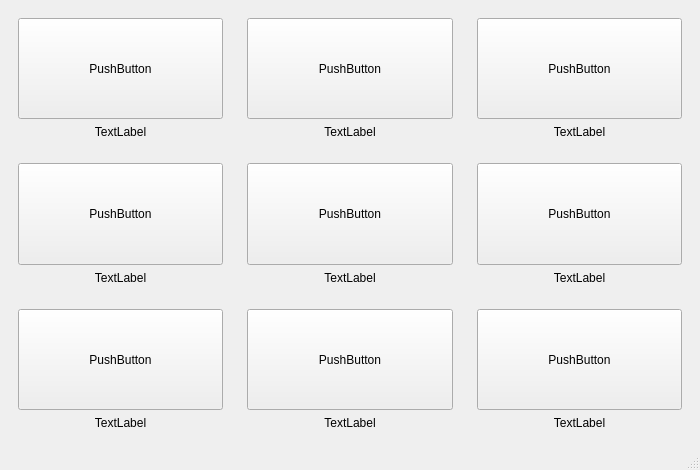
The window that Network/ui/menu.ui (Maden23/telecenter) describes before a commit, drawn with Qt 5.
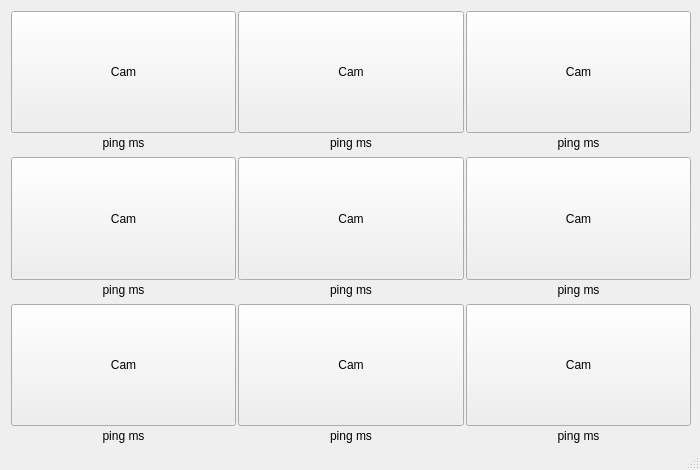
The same window after the commit.

Patch:
```diff
--- a/Network/ui/menu.ui
+++ b/Network/ui/menu.ui
@@ -15,6 +15,15 @@
   </property>
   <widget class="QWidget" name="centralwidget">
    <layout class="QGridLayout" name="gridLayout">
+    <property name="sizeConstraint">
+     <enum>QLayout::SetDefaultConstraint</enum>
+    </property>
+    <property name="bottomMargin">
+     <number>0</number>
+    </property>
+    <property name="spacing">
+     <number>0</number>
+    </property>
     <item row="0" column="0">
      <widget class="QFrame" name="frame">
       <property name="enabled">
@@ -27,8 +36,23 @@
        <enum>QFrame::Raised</enum>
       </property>
       <layout class="QVBoxLayout" name="verticalLayout">
+       <property name="spacing">
+        <number>3</number>
+       </property>
+       <property name="leftMargin">
+        <number>2</number>
+       </property>
+       <property name="topMargin">
+        <number>2</number>
+       </property>
+       <property name="rightMargin">
+        <number>0</number>
+       </property>
+       <property name="bottomMargin">
+        <number>5</number>
+       </property>
        <item>
-        <widget class="QPushButton" name="b1">
+        <widget class="QPushButton" name="b0">
          <property name="sizePolicy">
           <sizepolicy hsizetype="Minimum" vsizetype="Expanding">
            <horstretch>0</horstretch>
@@ -36,7 +60,7 @@
           </sizepolicy>
          </property>
          <property name="text">
-          <string>PushButton</string>
+          <string>Cam</string>
          </property>
          <property name="flat">
           <bool>false</bool>
@@ -44,9 +68,9 @@
         </widget>
        </item>
        <item>
-        <widget class="QLabel" name="l1">
+        <widget class="QLabel" name="l0">
          <property name="text">
-          <string>TextLabel</string>
+          <string>ping ms</string>
          </property>
          <property name="alignment">
           <set>Qt::AlignCenter</set>
@@ -65,8 +89,23 @@
        <enum>QFrame::Raised</enum>
       </property>
       <layout class="QVBoxLayout" name="verticalLayout_2">
+       <property name="spacing">
+        <number>3</number>
+       </property>
+       <property name="leftMargin">
+        <number>2</number>
+       </property>
+       <property name="topMargin">
+        <number>2</number>
+       </property>
+       <property name="rightMargin">
+        <number>0</number>
+       </property>
+       <property name="bottomMargin">
+        <number>5</number>
+       </property>
        <item>
-        <widget class="QPushButton" name="b2">
+        <widget class="QPushButton" name="b1">
          <property name="sizePolicy">
           <sizepolicy hsizetype="Minimum" vsizetype="Expanding">
            <horstretch>0</horstretch>
@@ -74,7 +113,7 @@
           </sizepolicy>
          </property>
          <property name="text">
-          <string>PushButton</string>
+          <string>Cam</string>
          </property>
          <property name="flat">
           <bool>false</bool>
@@ -82,9 +121,9 @@
         </widget>
        </item>
        <item>
-        <widget class="QLabel" name="l2">
+        <widget class="QLabel" name="l1">
          <property name="text">
-          <string>TextLabel</string>
+          <string>ping ms</string>
          </property>
          <property name="alignment">
           <set>Qt::AlignCenter</set>
@@ -103,8 +142,23 @@
        <enum>QFrame::Raised</enum>
       </property>
       <layout class="QVBoxLayout" name="verticalLayout_3">
+       <property name="spacing">
+        <number>3</number>
+       </property>
+       <property name="leftMargin">
+        <number>2</number>
+       </property>
+       <property name="topMargin">
+        <number>2</number>
+       </property>
+       <property name="rightMargin">
+        <number>0</number>
+       </property>
+       <property name="bottomMargin">
+        <number>5</number>
+       </property>
        <item>
-        <widget class="QPushButton" name="b3">
+        <widget class="QPushButton" name="b2">
          <property name="sizePolicy">
           <sizepolicy hsizetype="Minimum" vsizetype="Expanding">
            <horstretch>0</horstretch>
@@ -112,7 +166,7 @@
           </sizepolicy>
          </property>
          <property name="text">
-          <string>PushButton</string>
+          <string>Cam</string>
          </property>
          <property name="flat">
           <bool>false</bool>
@@ -120,9 +174,9 @@
         </widget>
        </item>
        <item>
-        <widget class="QLabel" name="l3">
+        <widget class="QLabel" name="l2">
          <property name="text">
-          <string>TextLabel</string>
+          <string>ping ms</string>
          </property>
          <property name="alignment">
           <set>Qt::AlignCenter</set>
@@ -141,8 +195,23 @@
        <enum>QFrame::Raised</enum>
       </property>
       <layout class="QVBoxLayout" name="verticalLayout_4">
+       <property name="spacing">
+        <number>3</number>
+       </property>
+       <property name="leftMargin">
+        <number>2</number>
+       </property>
+       <property name="topMargin">
+        <number>2</number>
+       </property>
+       <property name="rightMargin">
+        <number>0</number>
+       </property>
+       <property name="bottomMargin">
+        <number>5</number>
+       </property>
        <item>
-        <widget class="QPushButton" name="b4">
+        <widget class="QPushButton" name="b3">
          <property name="sizePolicy">
           <sizepolicy hsizetype="Minimum" vsizetype="Expanding">
            <horstretch>0</horstretch>
@@ -150,7 +219,7 @@
           </sizepolicy>
          </property>
          <property name="text">
-          <string>PushButton</string>
+          <string>Cam</string>
          </property>
          <property name="flat">
           <bool>false</bool>
@@ -158,9 +227,9 @@
         </widget>
        </item>
        <item>
-        <widget class="QLabel" name="l4">
+        <widget class="QLabel" name="l3">
          <property name="text">
-          <string>TextLabel</string>
+          <string>ping ms</string>
          </property>
          <property name="alignment">
           <set>Qt::AlignCenter</set>
@@ -179,8 +248,23 @@
        <enum>QFrame::Raised</enum>
       </property>
       <layout class="QVBoxLayout" name="verticalLayout_5">
+       <property name="spacing">
+        <number>3</number>
+       </property>
+       <property name="leftMargin">
+        <number>2</number>
+       </property>
+       <property name="topMargin">
+        <number>2</number>
+       </property>
+       <property name="rightMargin">
+        <number>0</number>
+       </property>
+       <property name="bottomMargin">
+        <number>5</number>
+       </property>
        <item>
-        <widget class="QPushButton" name="b5">
+        <widget class="QPushButton" name="b4">
          <property name="sizePolicy">
           <sizepolicy hsizetype="Minimum" vsizetype="Expanding">
            <horstretch>0</horstretch>
@@ -188,7 +272,7 @@
           </sizepolicy>
          </property>
          <property name="text">
-          <string>PushButton</string>
+          <string>Cam</string>
          </property>
          <property name="flat">
           <bool>false</bool>
@@ -196,9 +280,9 @@
         </widget>
        </item>
        <item>
-        <widget class="QLabel" name="l5">
+        <widget class="QLabel" name="l4">
          <property name="text">
-          <string>TextLabel</string>
+          <string>ping ms</string>
          </property>
          <property name="alignment">
           <set>Qt::AlignCenter</set>
@@ -217,8 +301,23 @@
        <enum>QFrame::Raised</enum>
       </property>
       <layout class="QVBoxLayout" name="verticalLayout_6">
+       <property name="spacing">
+        <number>3</number>
+       </property>
+       <property name="leftMargin">
+        <number>2</number>
+       </property>
+       <property name="topMargin">
+        <number>2</number>
+       </property>
+       <property name="rightMargin">
+        <number>0</number>
+       </property>
+       <property name="bottomMargin">
+        <number>5</number>
+       </property>
        <item>
-        <widget class="QPushButton" name="b6">
+        <widget class="QPushButton" name="b5">
          <property name="sizePolicy">
           <sizepolicy hsizetype="Minimum" vsizetype="Expanding">
            <horstretch>0</horstretch>
@@ -226,7 +325,7 @@
           </sizepolicy>
          </property>
          <property name="text">
-          <string>PushButton</string>
+          <string>Cam</string>
          </property>
          <property name="flat">
           <bool>false</bool>
@@ -234,9 +333,9 @@
         </widget>
        </item>
        <item>
-        <widget class="QLabel" name="l6">
+        <widget class="QLabel" name="l5">
          <property name="text">
-          <string>TextLabel</string>
+          <string>ping ms</string>
          </property>
          <property name="alignment">
           <set>Qt::AlignCenter</set>
@@ -255,8 +354,23 @@
        <enum>QFrame::Raised</enum>
       </property>
       <layout class="QVBoxLayout" name="verticalLayout_7">
+       <property name="spacing">
+        <number>3</number>
+       </property>
+       <property name="leftMargin">
+        <number>2</number>
+       </property>
+       <property name="topMargin">
+        <number>2</number>
+       </property>
+       <property name="rightMargin">
+        <number>0</number>
+       </property>
+       <property name="bottomMargin">
+        <number>5</number>
+       </property>
        <item>
-        <widget class="QPushButton" name="b7">
+        <widget class="QPushButton" name="b6">
          <property name="sizePolicy">
           <sizepolicy hsizetype="Minimum" vsizetype="Expanding">
            <horstretch>0</horstretch>
@@ -264,7 +378,7 @@
           </sizepolicy>
          </property>
          <property name="text">
-          <string>PushButton</string>
+          <string>Cam</string>
          </property>
          <property name="flat">
           <bool>false</bool>
@@ -272,9 +386,9 @@
         </widget>
        </item>
        <item>
-        <widget class="QLabel" name="l7">
+        <widget class="QLabel" name="l6">
          <property name="text">
-          <string>TextLabel</string>
+          <string>ping ms</string>
          </property>
          <property name="alignment">
           <set>Qt::AlignCenter</set>
@@ -293,8 +407,23 @@
        <enum>QFrame::Raised</enum>
       </property>
       <layout class="QVBoxLayout" name="verticalLayout_8">
+       <property name="spacing">
+        <number>3</number>
+       </property>
+       <property name="leftMargin">
+        <number>2</number>
+       </property>
+       <property name="topMargin">
+        <number>2</number>
+       </property>
+       <property name="rightMargin">
+        <number>0</number>
+       </property>
+       <property name="bottomMargin">
+        <number>5</number>
+       </property>
        <item>
-        <widget class="QPushButton" name="b8">
+        <widget class="QPushButton" name="b7">
          <property name="sizePolicy">
           <sizepolicy hsizetype="Minimum" vsizetype="Expanding">
            <horstretch>0</horstretch>
@@ -302,7 +431,7 @@
           </sizepolicy>
          </property>
          <property name="text">
-          <string>PushButton</string>
+          <string>Cam</string>
          </property>
          <property name="flat">
           <bool>false</bool>
@@ -310,9 +439,9 @@
         </widget>
        </item>
        <item>
-        <widget class="QLabel" name="l8">
+        <widget class="QLabel" name="l7">
          <property name="text">
-          <string>TextLabel</string>
+          <string>ping ms</string>
          </property>
          <property name="alignment">
           <set>Qt::AlignCenter</set>
@@ -331,8 +460,23 @@
        <enum>QFrame::Raised</enum>
       </property>
       <layout class="QVBoxLayout" name="verticalLayout_9">
+       <property name="spacing">
+        <number>3</number>
+       </property>
+       <property name="leftMargin">
+        <number>2</number>
+       </property>
+       <property name="topMargin">
+        <number>2</number>
+       </property>
+       <property name="rightMargin">
+        <number>0</number>
+       </property>
+       <property name="bottomMargin">
+        <number>5</number>
+       </property>
        <item>
-        <widget class="QPushButton" name="b9">
+        <widget class="QPushButton" name="b8">
          <property name="sizePolicy">
           <sizepolicy hsizetype="Minimum" vsizetype="Expanding">
            <horstretch>0</horstretch>
@@ -340,7 +484,7 @@
           </sizepolicy>
          </property>
          <property name="text">
-          <string>PushButton</string>
+          <string>Cam</string>
          </property>
          <property name="flat">
           <bool>false</bool>
@@ -348,9 +492,9 @@
         </widget>
        </item>
        <item>
-        <widget class="QLabel" name="l9">
+        <widget class="QLabel" name="l8">
          <property name="text">
-          <string>TextLabel</string>
+          <string>ping ms</string>
          </property>
          <property name="alignment">
           <set>Qt::AlignCenter</set>
```
